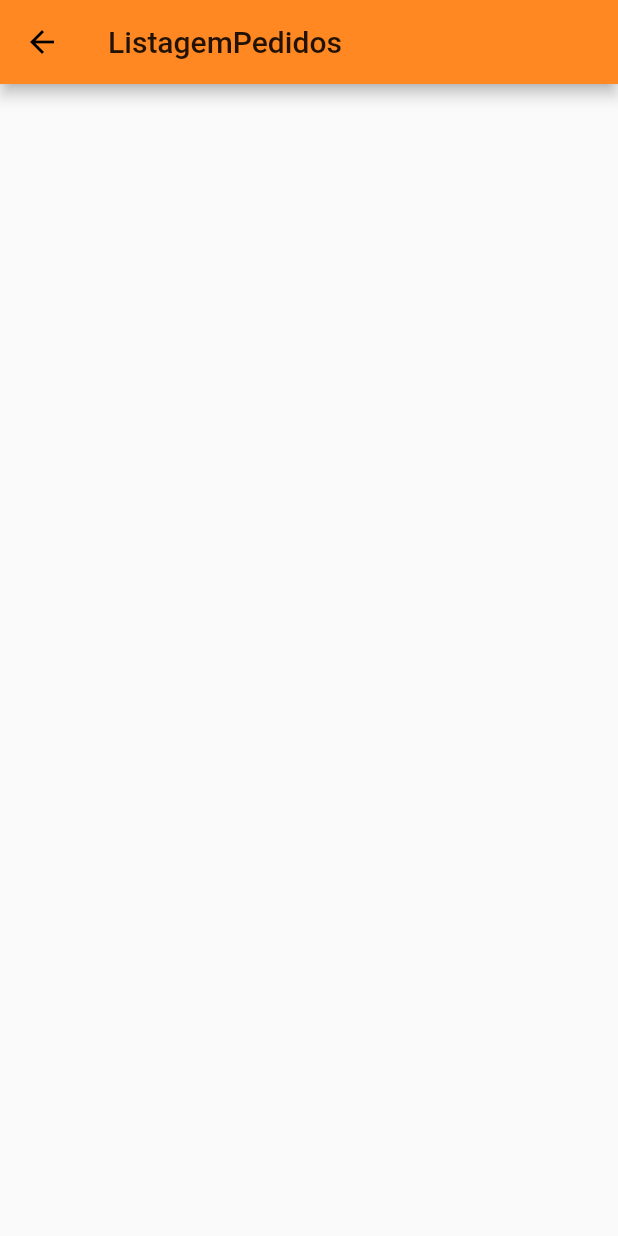
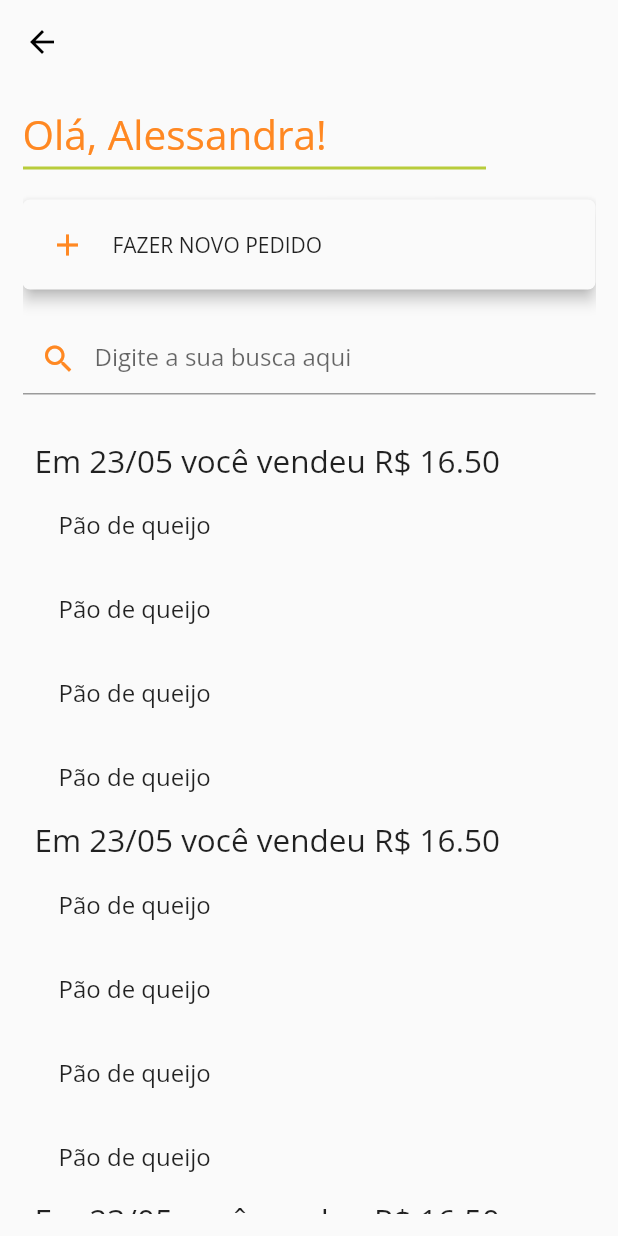
Before and after one commit to mateushvenancio/appetit, a Flutter app: the ListagemPedidosPage screen opened by its route, on a phone screen of 412 x 824 dp. Run offline on Flutter 3.47's test engine with Material 2 defaults, Android fonts, the phone set to English and light mode, and no system bars; our stand-ins replace flutter_mobx, flutter_modular, google_fonts, mobx; generated files the repository leaves out were written again.

Commit message:
Listagem de Pedidos concluido

```diff
--- /dev/null
+++ b/lib/app/modules/listagem_pedidos/components/header.dart
@@ -0,0 +1,36 @@
+import 'package:appetit/constants/constant_colors.dart';
+import 'package:flutter/material.dart';
+
+class ListagemPedidosHeader extends StatelessWidget {
+  final String nome;
+
+  ListagemPedidosHeader(this.nome);
+
+  @override
+  Widget build(BuildContext context) {
+    final width = MediaQuery.of(context).size.width;
+
+    return Container(
+      width: width,
+      child: Column(
+        mainAxisSize: MainAxisSize.min,
+        crossAxisAlignment: CrossAxisAlignment.start,
+        children: [
+          Text(
+            'Olá, ${nome ?? 'Alessandra'}!',
+            style: TextStyle(
+              color: ConstantColors.primaryColor,
+              fontSize: 27,
+            ),
+          ),
+          SizedBox(height: 3),
+          Container(
+            height: 2,
+            width: width * 0.75,
+            color: Color(0xFFB8CC3B),
+          ),
+        ],
+      ),
+    );
+  }
+}
--- /dev/null
+++ b/lib/app/modules/listagem_pedidos/components/main_button.dart
@@ -0,0 +1,36 @@
+import 'package:flutter/material.dart';
+
+class ListagemPedidosButton extends StatelessWidget {
+  final String label;
+  final Function onTap;
+  final Icon icon;
+
+  const ListagemPedidosButton(
+    this.icon,
+    this.label,
+    this.onTap,
+  );
+
+  @override
+  Widget build(BuildContext context) {
+    return SizedBox(
+      height: 60,
+      child: Material(
+        elevation: 4,
+        borderRadius: BorderRadius.circular(5),
+        child: InkWell(
+          onTap: onTap,
+          child: Row(
+            children: [
+              Padding(
+                padding: const EdgeInsets.symmetric(horizontal: 18),
+                child: icon,
+              ),
+              Text(label?.toUpperCase() ?? ''),
+            ],
+          ),
+        ),
+      ),
+    );
+  }
+}
--- /dev/null
+++ b/lib/app/modules/listagem_pedidos/components/pedido_list/lista_dias.dart
@@ -0,0 +1,34 @@
+import 'package:appetit/app/modules/listagem_pedidos/components/pedido_list/pedido_tile.dart';
+import 'package:appetit/models/dia_model.dart';
+import 'package:flutter/material.dart';
+
+class ListaDias extends StatelessWidget {
+  final List<DiaModel> pedidos;
+
+  ListaDias({
+    this.pedidos,
+  });
+
+  @override
+  Widget build(BuildContext context) {
+    return ListView.builder(
+      shrinkWrap: true,
+      physics: NeverScrollableScrollPhysics(),
+      itemCount: pedidos?.length ?? 0,
+      itemBuilder: (context, index) {
+        DiaModel _dia = pedidos[index];
+        return ListView(
+          shrinkWrap: true,
+          physics: NeverScrollableScrollPhysics(),
+          children: [
+            Text(
+              'Em ${_dia.dia} você vendeu R\$ ${_dia.total.toStringAsFixed(2)}',
+              style: TextStyle(fontSize: 21),
+            ),
+            ..._dia.pedidos.map((e) => PedidoTile(e)).toList(),
+          ],
+        );
+      },
+    );
+  }
+}
--- /dev/null
+++ b/lib/app/modules/listagem_pedidos/components/pedido_list/pedido_tile.dart
@@ -0,0 +1,15 @@
+import 'package:appetit/models/pedido_model.dart';
+import 'package:flutter/material.dart';
+
+class PedidoTile extends StatelessWidget {
+  final PedidoModel pedido;
+
+  PedidoTile(this.pedido);
+
+  @override
+  Widget build(BuildContext context) {
+    return ListTile(
+      title: Text(pedido?.items ?? 'Items'),
+    );
+  }
+}
--- /dev/null
+++ b/lib/app/modules/listagem_pedidos/components/search_field.dart
@@ -0,0 +1,23 @@
+import 'package:appetit/constants/constant_colors.dart';
+import 'package:flutter/material.dart';
+
+class ListagemPedidosSearchField extends StatelessWidget {
+  final Function(String) onChanged;
+
+  ListagemPedidosSearchField({
+    this.onChanged,
+  });
+
+  @override
+  Widget build(BuildContext context) {
+    return TextField(
+      decoration: InputDecoration(
+        prefixIcon: Icon(
+          Icons.search,
+          color: ConstantColors.primaryColor,
+        ),
+        hintText: 'Digite a sua busca aqui',
+      ),
+    );
+  }
+}
--- a/lib/app/modules/listagem_pedidos/listagem_pedidos_page.dart
+++ b/lib/app/modules/listagem_pedidos/listagem_pedidos_page.dart
@@ -1,28 +1,133 @@
-import 'package:flutter/material.dart';
+import 'package:appetit/app/modules/listagem_pedidos/components/pedido_list/lista_dias.dart';
+import 'package:appetit/app/modules/listagem_pedidos/components/search_field.dart';
+import 'package:appetit/app/modules/listagem_pedidos/components/main_button.dart';
+import 'package:appetit/app/modules/listagem_pedidos/components/header.dart';
+import 'package:appetit/constants/constant_colors.dart';
+import 'package:appetit/models/cliente_model.dart';
+import 'package:appetit/models/dia_model.dart';
+import 'package:appetit/models/pedido_model.dart';
 import 'package:flutter_modular/flutter_modular.dart';
 import 'listagem_pedidos_controller.dart';
+import 'package:flutter/material.dart';
 
 class ListagemPedidosPage extends StatefulWidget {
-  final String title;
-  const ListagemPedidosPage({Key key, this.title = "ListagemPedidos"})
-      : super(key: key);
-
   @override
   _ListagemPedidosPageState createState() => _ListagemPedidosPageState();
 }
 
 class _ListagemPedidosPageState
     extends ModularState<ListagemPedidosPage, ListagemPedidosController> {
-  //use 'controller' variable to access controller
-
   @override
   Widget build(BuildContext context) {
     return Scaffold(
       appBar: AppBar(
-        title: Text(widget.title),
+        backgroundColor: Colors.transparent,
+        elevation: 0,
       ),
-      body: Column(
-        children: <Widget>[],
+      body: Container(
+        padding: EdgeInsets.all(15),
+        child: SingleChildScrollView(
+          child: Column(
+            mainAxisSize: MainAxisSize.min,
+            children: [
+              ListagemPedidosHeader('Alessandra'),
+              SizedBox(height: 20),
+              ListagemPedidosButton(
+                Icon(Icons.add, color: ConstantColors.primaryColor),
+                'Fazer novo pedido',
+                () {},
+              ),
+              SizedBox(height: 22),
+              ListagemPedidosSearchField(),
+              SizedBox(height: 22),
+              Padding(
+                padding: const EdgeInsets.all(8.0),
+                child: ListaDias(
+                  pedidos: [
+                    DiaModel(
+                      dia: '23/05',
+                      total: 16.5,
+                      pedidos: [
+                        PedidoModel(
+                          ClienteModel('Mateus', 'https://i.pravatar.cc/300'),
+                          'Pão de queijo',
+                          16.5,
+                        ),
+                        PedidoModel(
+                          ClienteModel('Henrique', 'https://i.pravatar.cc/300'),
+                          'Pão de queijo',
+                          16.5,
+                        ),
+                        PedidoModel(
+                          ClienteModel('Venâncio', 'https://i.pravatar.cc/300'),
+                          'Pão de queijo',
+                          16.5,
+                        ),
+                        PedidoModel(
+                          ClienteModel('Eita', 'https://i.pravatar.cc/300'),
+                          'Pão de queijo',
+                          16.5,
+                        ),
+                      ],
+                    ),
+                    DiaModel(
+                      dia: '23/05',
+                      total: 16.5,
+                      pedidos: [
+                        PedidoModel(
+                          ClienteModel('Mateus', 'https://i.pravatar.cc/300'),
+                          'Pão de queijo',
+                          16.5,
+                        ),
+                        PedidoModel(
+                          ClienteModel('Henrique', 'https://i.pravatar.cc/300'),
+                          'Pão de queijo',
+                          16.5,
+                        ),
+                        PedidoModel(
+                          ClienteModel('Venâncio', 'https://i.pravatar.cc/300'),
+                          'Pão de queijo',
+                          16.5,
+                        ),
+                        PedidoModel(
+                          ClienteModel('Eita', 'https://i.pravatar.cc/300'),
+                          'Pão de queijo',
+                          16.5,
+                        ),
+                      ],
+                    ),
+                    DiaModel(
+                      dia: '23/05',
+                      total: 16.5,
+                      pedidos: [
+                        PedidoModel(
+                          ClienteModel('Mateus', 'https://i.pravatar.cc/300'),
+                          'Pão de queijo',
+                          16.5,
+                        ),
+                        PedidoModel(
+                          ClienteModel('Henrique', 'https://i.pravatar.cc/300'),
+                          'Pão de queijo',
+                          16.5,
+                        ),
+                        PedidoModel(
+                          ClienteModel('Venâncio', 'https://i.pravatar.cc/300'),
+                          'Pão de queijo',
+                          16.5,
+                        ),
+                        PedidoModel(
+                          ClienteModel('Eita', 'https://i.pravatar.cc/300'),
+                          'Pão de queijo',
+                          16.5,
+                        ),
+                      ],
+                    ),
+                  ],
+                ),
+              ),
+            ],
+          ),
+        ),
       ),
     );
   }
--- /dev/null
+++ b/lib/models/cliente_model.dart
@@ -0,0 +1,6 @@
+class ClienteModel {
+  String nome;
+  String foto;
+
+  ClienteModel(this.nome, this.foto);
+}
--- /dev/null
+++ b/lib/models/dia_model.dart
@@ -0,0 +1,13 @@
+import 'package:appetit/models/pedido_model.dart';
+
+class DiaModel {
+  final String dia;
+  final double total;
+  final List<PedidoModel> pedidos;
+
+  DiaModel({
+    this.dia,
+    this.total,
+    this.pedidos,
+  });
+}
--- /dev/null
+++ b/lib/models/pedido_model.dart
@@ -0,0 +1,13 @@
+import 'package:appetit/models/cliente_model.dart';
+
+class PedidoModel {
+  ClienteModel cliente;
+  String items;
+  double total;
+
+  PedidoModel(
+    this.cliente,
+    this.items,
+    this.total,
+  );
+}
```
